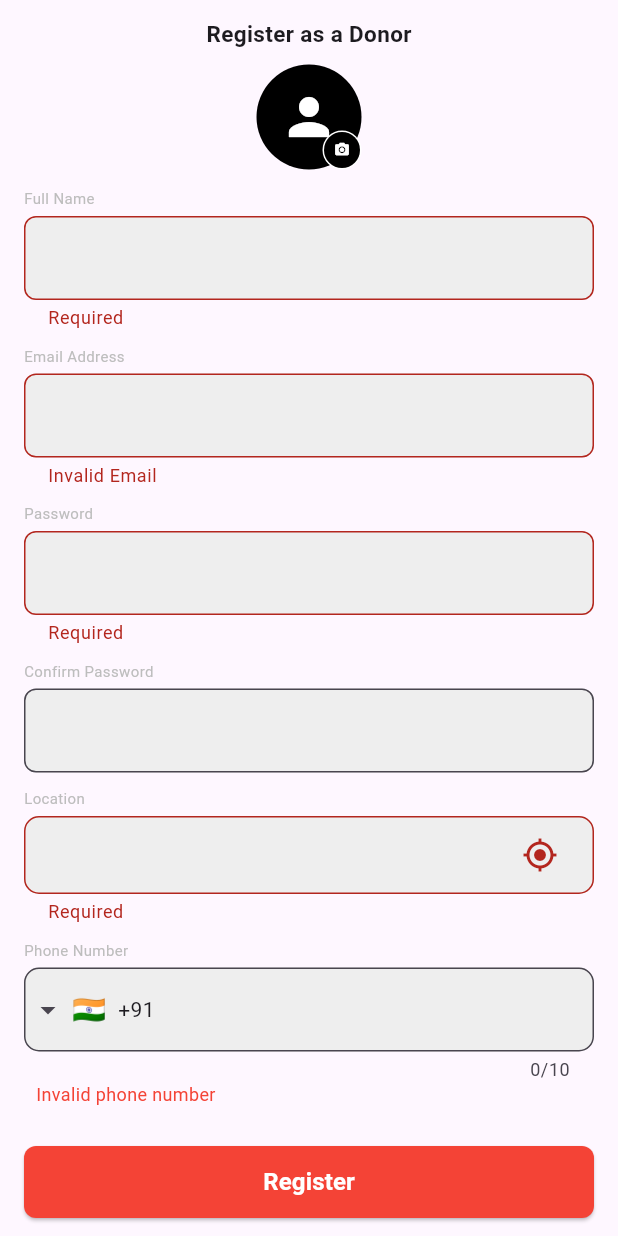
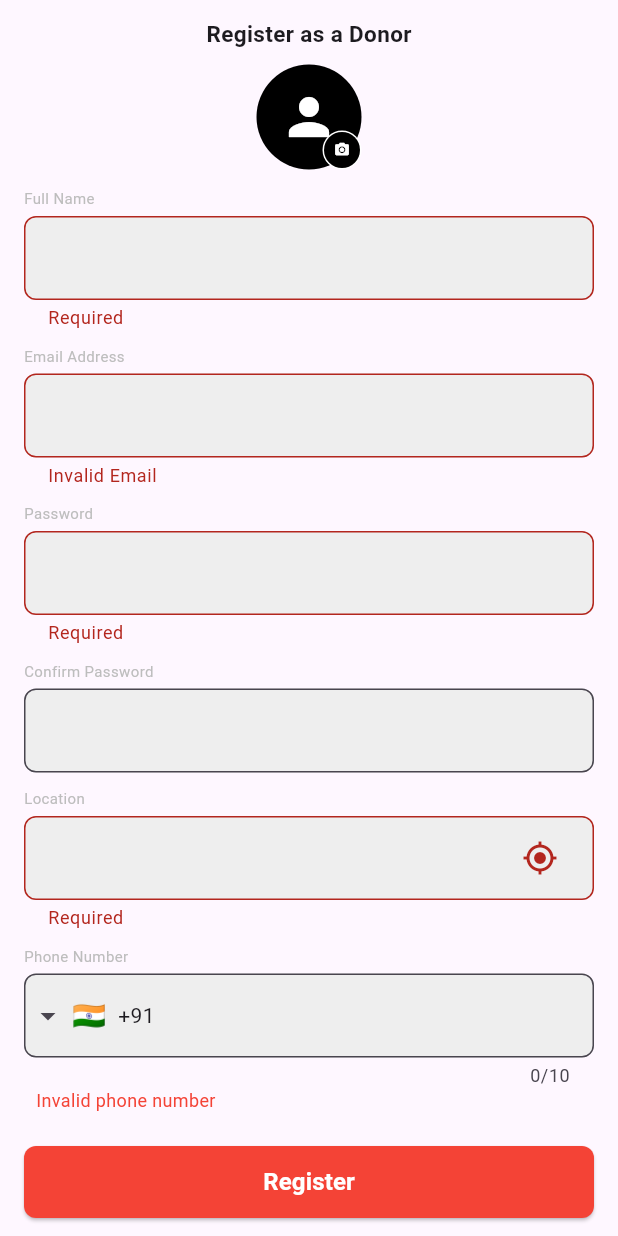
Before and after one commit to ZionStarPvt/helpalife-mobile, a Flutter app: the RegistrationPage screen opened directly, after a tap on "Register", on a phone screen of 412 x 824 dp. Run offline on Flutter 3.47's test engine with Material 3 defaults, Android fonts, the phone set to English and light mode, and no system bars; drawn by our look-alikes of intl_phone_field; our stand-ins replace flutter_otp_text_field, get, loading_animation_widget.

Commit message:
design the registration page file changes

```diff
--- a/lib/constants.dart
+++ b/lib/constants.dart
@@ -12,28 +12,12 @@ loadingAnimation(double size) {
   );
 }
 
- buildValidatedTextField(
-    String label,
-    TextEditingController controller, {
-      bool obscureText = false,
-      String? Function(String?)? validator,
-    }) {
-  return Column(
-    crossAxisAlignment: CrossAxisAlignment.start,
-    children: [
-      Text(label, style: TextStyle(fontSize: 10, color: Colors.grey[400])),
-      SizedBox(height: 5),
-      TextFormField(
-        controller: controller,
-        obscureText: obscureText,
-        validator: validator,
-        decoration: InputDecoration(
-          filled: true,
-          fillColor: Colors.grey[200],
-          border: OutlineInputBorder(borderRadius: BorderRadius.circular(8)),
-        ),
-      ),
-      SizedBox(height: 10),
-    ],
+InputDecoration inputDecoration() {
+  return InputDecoration(
+    filled: true,
+    fillColor: Colors.grey[200],
+    border: OutlineInputBorder(
+      borderRadius: BorderRadius.circular(8),
+    ),
   );
 }
--- a/lib/registration_screen/registration_form.dart
+++ b/lib/registration_screen/registration_form.dart
@@ -1,8 +1,6 @@
 import 'package:flutter/material.dart';
 import 'package:helpalife_mobile/constants.dart';
-import 'blood_group_dropdown.dart';
-import 'location_field.dart';
-import 'phone_number_field.dart';
+import 'package:intl_phone_field/intl_phone_field.dart';
 
 class RegistrationForm extends StatefulWidget {
   const RegistrationForm({super.key});
@@ -18,8 +16,8 @@ class RegistrationFormState extends State<RegistrationForm> {
   final _passwordController = TextEditingController();
   final _confirmPasswordController = TextEditingController();
   final _phoneController = TextEditingController();
+  final _locationController = TextEditingController();
 
-  String? _selectedLocation;
   String? _selectedBloodGroup;
 
   final _locations = ["Chennai", "Coimbatore", "Madurai", "Trichy", "Salem"];
@@ -40,59 +38,134 @@ class RegistrationFormState extends State<RegistrationForm> {
       key: _formKey,
       child: Column(
         children: [
-          buildValidatedTextField(
-            "Full Name",
-            _nameController,
-            validator: (value) {
+          _buildValidatedTextField("Full Name", _nameController, validator: (value) {
             if (value == null || value.trim().isEmpty) return 'Required';
             return null;
-            },
-          ),
-          buildValidatedTextField(
-            "Email Address",
-            _emailController,
-            validator: (value) {
-              if (value == null ||
-                  !RegExp(
-                    r"^[\w-\.]+@([\w-]+\.)+[\w-]{2,4}$",
-                  ).hasMatch(value.trim())) {
+          }),
+          _buildValidatedTextField("Email Address", _emailController, validator: (value) {
+            if (value == null || !RegExp(r"^[\w-\.]+@([\w-]+\.)+[\w-]{2,4}$").hasMatch(value.trim())) {
               return 'Invalid Email';
             }
             return null;
+          }),
+          _buildValidatedTextField("Password", _passwordController, obscureText: true, validator: (value) {
+            if (value == null || value.isEmpty) return 'Required';
+            return null;
+          }),
+          _buildValidatedTextField("Confirm Password", _confirmPasswordController, obscureText: true, validator: (value) {
+            if (value != _passwordController.text) return 'Passwords do not match';
+            return null;
+          }),
+          _buildLocationField(),
+          _buildPhoneNumberField(),
+         _buildBloodGroupField()
+        ],
+      ),
+    );
+  }
+
+  Widget _buildValidatedTextField(String label, TextEditingController controller,
+      {bool obscureText = false, String? Function(String?)? validator}) {
+    return Column(
+      crossAxisAlignment: CrossAxisAlignment.start,
+      children: [
+        Text(label, style: TextStyle(fontSize: 10, color: Colors.grey[400])),
+        SizedBox(height: 5),
+        TextFormField(
+          controller: controller,
+          obscureText: obscureText,
+          validator: validator,
+          decoration: inputDecoration()
+        ),
+        SizedBox(height: 10),
+      ],
+    );
+  }
+
+  Widget _buildPhoneNumberField() {
+    return FormField<String>(
+      validator: (_) {
+        final phone = _phoneController.text.trim();
+        if (phone.isEmpty || !RegExp(r'^\d+$').hasMatch(phone)) {
+          return 'Invalid phone number';
+        }
+        return null;
+      },
+      builder: (state) => Column(
+        crossAxisAlignment: CrossAxisAlignment.start,
+        children: [
+          Text("Phone Number", style: TextStyle(fontSize: 10, color: Colors.grey[400])),
+          SizedBox(height: 5),
+          IntlPhoneField(
+            controller: _phoneController,
+            initialCountryCode: 'IN',
+            decoration: inputDecoration(),
+            onChanged: (phone) {
+              _phoneController.text = phone.number;
+              state.didChange(phone.number);
             },
           ),
-          buildValidatedTextField(
-            "Password",
-            _passwordController,
-            obscureText: true,
+          if (state.hasError)
+            Padding(
+              padding: const EdgeInsets.only(left: 8.0),
+              child: Text(state.errorText!, style: TextStyle(color: Colors.red, fontSize: 12)),
+            ),
+          SizedBox(height: 10),
+        ],
+      ),
+    );
+  }
+
+  Widget _buildLocationField() {
+    return Column(
+      crossAxisAlignment: CrossAxisAlignment.start,
+      children: [
+        Text("Location", style: TextStyle(fontSize: 10, color: Colors.grey[400])),
+        SizedBox(height: 5),
+        DropdownButtonFormField<String>(
+          value: _locationController.text.isNotEmpty ? _locationController.text : null,
+          items: _locations
+              .map((location) => DropdownMenuItem(
+            value: location,
+            child: Text(location),
+          ))
+              .toList(),
+          decoration: InputDecoration(
+            filled: true,
+            fillColor: Colors.grey[200],
+            border: OutlineInputBorder(borderRadius: BorderRadius.circular(8)),
+            suffixIcon: IconButton(
+              icon: Icon(Icons.my_location),
+              onPressed: () {
+                },
+            ),
+          ),
+          onChanged: (value) {
+            setState(() {
+              _locationController.text = value!;
+            });
+          },
           validator: (value) {
             if (value == null || value.isEmpty) return 'Required';
             return null;
           },
         ),
-          buildValidatedTextField(
-            "Confirm Password",
-            _confirmPasswordController,
-            obscureText: true,
-            validator: (value) {
-              if (value != _passwordController.text)
-                return 'Passwords do not match';
-              return null;
-            },
-          ),
-          LocationField(
-            selectedLocation: _selectedLocation,
-            locations: _locations,
-            onChanged: (value) {
-              setState(() {
-                _selectedLocation = value;
-              });
-            },
-          ),
-          PhoneNumberField(controller: _phoneController),
-          BloodGroupDropdown(
-            bloodGroups: _bloodGroups,
-            selectedGroup: _selectedBloodGroup,
+        SizedBox(height: 10),
+      ],
+    );
+  }
+
+  Widget _buildBloodGroupField() {
+    return Column(
+      crossAxisAlignment: CrossAxisAlignment.start,
+      children: [
+        Text("Blood Group", style: TextStyle(fontSize: 10, color: Colors.grey[400])),
+        SizedBox(height: 5),
+        DropdownButtonFormField<String>(
+          value: _selectedBloodGroup,
+          decoration: inputDecoration(),
+          validator: (value) => value == null ? 'Please select a blood group' : null,
+          items: _bloodGroups.map((group) => DropdownMenuItem(value: group, child: Text(group))).toList(),
           onChanged: (value) {
             setState(() {
               _selectedBloodGroup = value;
@@ -100,7 +173,6 @@ class RegistrationFormState extends State<RegistrationForm> {
           },
         ),
       ],
-      ),
     );
   }
 }
```
Lines whose indentation alone changed are shown as unchanged.
